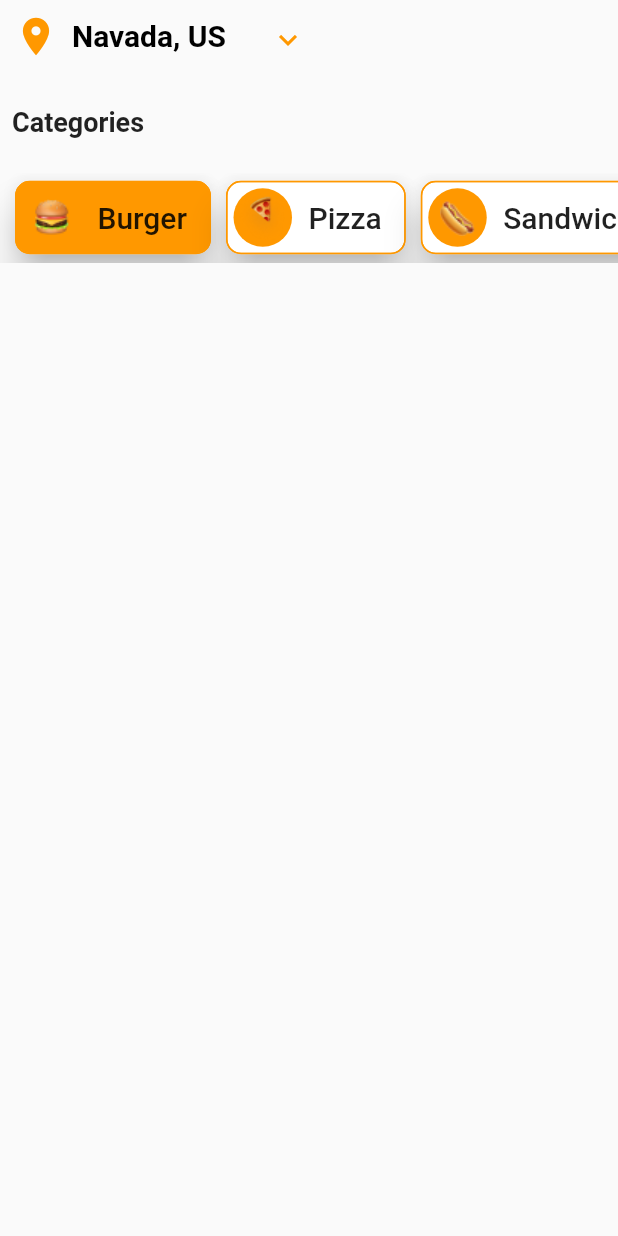
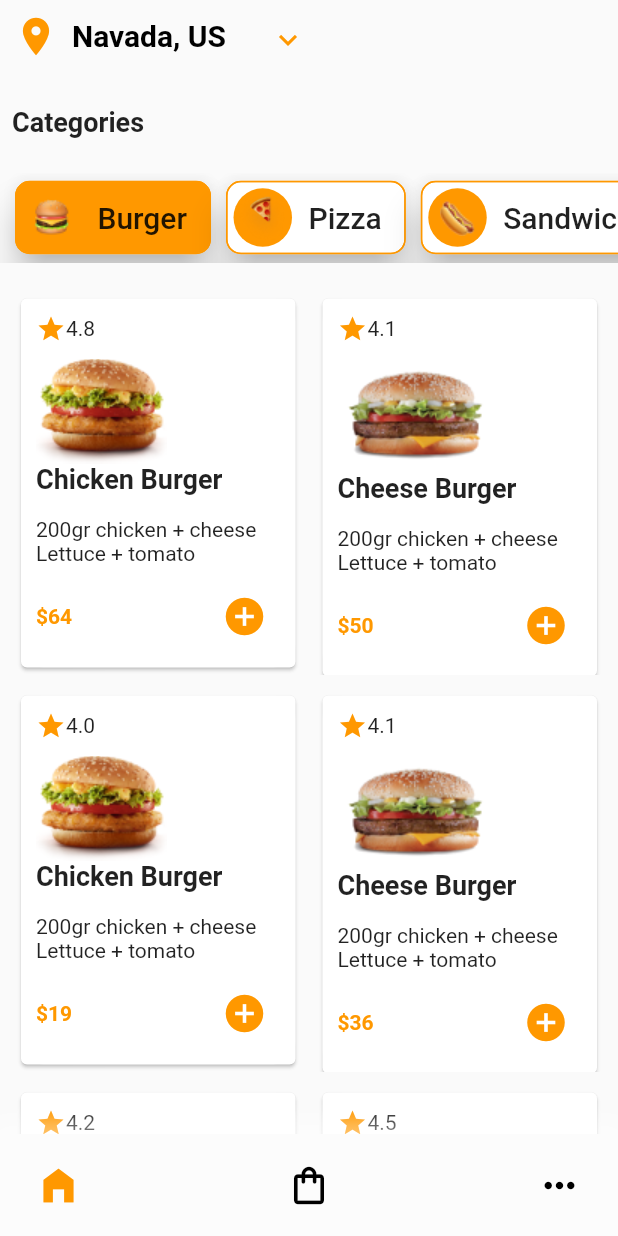
Before and after one commit to ChanduGangola06/food_delivery, a Flutter app: the screen it shows after launch, on a phone screen of 412 x 824 dp. Run offline on Flutter 3.47's test engine with Material 2 defaults, Android fonts, the phone set to English and light mode, and no system bars.

Commit message:
Home Page completed

```diff
--- /dev/null
+++ b/lib/components/custom_bar.dart
@@ -0,0 +1,63 @@
+import 'package:flutter/material.dart';
+import 'package:food_delivery/components/enum.dart';
+
+class CustomBottomBar extends StatelessWidget {
+  const CustomBottomBar({
+    Key? key,
+    required this.selectMenu,
+  }) : super(key: key);
+
+  final MenuState selectMenu;
+
+  @override
+  Widget build(BuildContext context) {
+    return Container(
+      padding: const EdgeInsets.symmetric(horizontal: 15.0, vertical: 10),
+      decoration: BoxDecoration(
+          borderRadius: const BorderRadius.only(
+            topLeft: Radius.circular(15.0),
+            topRight: Radius.circular(15.0),
+          ),
+          boxShadow: [
+            BoxShadow(
+              color: Colors.white.withOpacity(0.4),
+              blurRadius: 10,
+              spreadRadius: 10.0,
+            )
+          ]),
+      child: Row(
+        mainAxisAlignment: MainAxisAlignment.spaceBetween,
+        children: [
+          IconButton(
+            onPressed: () {},
+            icon: Icon(
+              Icons.home_filled,
+              color:
+                  MenuState.home == selectMenu ? Colors.orange : Colors.white,
+              size: 30,
+            ),
+          ),
+          IconButton(
+            onPressed: () {},
+            icon: Icon(
+              Icons.shopping_bag_outlined,
+              color:
+                  MenuState.cart == selectMenu ? Colors.orange : Colors.black,
+              size: 30,
+            ),
+          ),
+          IconButton(
+            onPressed: () {},
+            icon: Icon(
+              Icons.more_horiz_outlined,
+              color: MenuState.profile == selectMenu
+                  ? Colors.orange
+                  : Colors.black,
+              size: 30.0,
+            ),
+          ),
+        ],
+      ),
+    );
+  }
+}
--- /dev/null
+++ b/lib/components/detail_screen.dart
@@ -0,0 +1,10 @@
+import 'package:flutter/material.dart';
+
+class DetailScreen extends StatelessWidget {
+  const DetailScreen({Key? key}) : super(key: key);
+
+  @override
+  Widget build(BuildContext context) {
+    return Container();
+  }
+}
--- /dev/null
+++ b/lib/components/enum.dart
@@ -0,0 +1 @@
+enum MenuState { home, cart, profile }
--- /dev/null
+++ b/lib/components/food_product.dart
@@ -0,0 +1,113 @@
+import 'package:flutter/material.dart';
+import 'package:food_delivery/components/detail_screen.dart';
+import 'package:food_delivery/models/food_model.dart';
+
+class FoodCard extends StatelessWidget {
+  const FoodCard({
+    Key? key,
+  }) : super(key: key);
+
+  @override
+  Widget build(BuildContext context) {
+    return Padding(
+      padding: const EdgeInsets.all(10.0),
+      child: GridView.builder(
+          shrinkWrap: true,
+          physics: ScrollPhysics(),
+          itemCount: foodProducts.length,
+          gridDelegate: const SliverGridDelegateWithFixedCrossAxisCount(
+            crossAxisCount: 2,
+            childAspectRatio: 0.75,
+            mainAxisSpacing: 10.0,
+            crossAxisSpacing: 10.0,
+          ),
+          itemBuilder: (context, index) => FoodProduct(
+                press: () {
+                  Navigator.push(context,
+                      MaterialPageRoute(builder: (context) => DetailScreen()));
+                },
+                product: foodProducts[index],
+              )),
+    );
+  }
+}
+
+class FoodProduct extends StatelessWidget {
+  const FoodProduct({
+    Key? key,
+    required this.product,
+    required this.press,
+  }) : super(key: key);
+  final Product product;
+  final VoidCallback press;
+  @override
+  Widget build(BuildContext context) {
+    return SingleChildScrollView(
+      child: InkWell(
+        onTap: press,
+        child: Card(
+          child: Container(
+            padding: const EdgeInsets.all(10.0),
+            decoration: BoxDecoration(
+              color: Colors.white60.withOpacity(0.3),
+              borderRadius: BorderRadius.circular(15.0),
+            ),
+            child: Column(
+              crossAxisAlignment: CrossAxisAlignment.start,
+              children: [
+                Row(
+                  children: [
+                    const Icon(
+                      Icons.star,
+                      color: Colors.orange,
+                      size: 20,
+                    ),
+                    Text(
+                      "${product.rating}",
+                      style: const TextStyle(
+                        fontSize: 14,
+                      ),
+                    ),
+                  ],
+                ),
+                const SizedBox(height: 10.0),
+                Image.asset(product.image),
+                Text(
+                  product.title,
+                  style: const TextStyle(
+                      fontSize: 18, fontWeight: FontWeight.bold),
+                ),
+                const SizedBox(height: 15.0),
+                Text(product.description),
+                const SizedBox(height: 10.0),
+                Row(
+                  children: [
+                    Text(
+                      "\$${product.price}",
+                      style: const TextStyle(
+                          color: Colors.orange,
+                          fontSize: 14,
+                          fontWeight: FontWeight.bold),
+                    ),
+                    const Spacer(),
+                    const SizedBox(
+                      height: 10.0,
+                    ),
+                    IconButton(
+                      onPressed: () {},
+                      icon: const Icon(
+                        Icons.add_circle,
+                        color: Colors.orange,
+                        size: 30.0,
+                      ),
+                    ),
+                  ],
+                ),
+              ],
+            ),
+          ),
+        ),
+      ),
+    );
+  }
+}
--- a/lib/main.dart
+++ b/lib/main.dart
@@ -13,6 +13,7 @@ class MyApp extends StatelessWidget {
   Widget build(BuildContext context) {
     return MaterialApp(
       title: 'Flutter Demo',
+
       theme: ThemeData(
         primarySwatch: Colors.blue,
       ),
--- a/lib/models/food_model.dart
+++ b/lib/models/food_model.dart
@@ -18,52 +18,52 @@ class Product {
 List<Product> foodProducts = [
   Product(
     id: 1,
-    image: "assets/images/chicken-burger.png",
+    image: "assets/images/burger-1.png",
     title: "Chicken Burger",
-    price: 22,
+    price: 64,
     description: description,
     rating: 4.8,
   ),
   Product(
     id: 2,
-    image: "assets/images/chese-burger.png",
-    title: "Cheses Burger",
-    price: 25,
+    image: "assets/images/burger-2.png",
+    title: "Cheese Burger",
+    price: 50,
     description: description,
-    rating: 4.8,
+    rating: 4.1,
   ),
   Product(
     id: 3,
-    image: "assets/images/chese-burger.png",
-    title: "Cheses Burger",
-    price: 25,
+    image: "assets/images/burger-1.png",
+    title: "Chicken Burger",
+    price: 19,
     description: description,
-    rating: 4.8,
+    rating: 4.0,
   ),
   Product(
     id: 4,
-    image: "assets/images/chicken-burger.png",
-    title: "Chicken Burger",
-    price: 22,
+    image: "assets/images/burger-2.png",
+    title: "Cheese Burger",
+    price: 36,
     description: description,
-    rating: 4.8,
+    rating: 4.1,
   ),
   Product(
     id: 5,
-    image: "assets/images/chicken-burger.png",
+    image: "assets/images/burger-1.png",
     title: "Chicken Burger",
-    price: 22,
+    price: 15,
     description: description,
-    rating: 4.8,
+    rating: 4.2,
   ),
   Product(
     id: 6,
-    image: "assets/images/chese-burger.png",
-    title: "Cheses Burger",
-    price: 25,
+    image: "assets/images/burger-2.png",
+    title: "Cheese Burger",
+    price: 20,
     description: description,
-    rating: 4.8,
+    rating: 4.5,
   ),
 ];
 
-const String description = "200 gr chicken + cheese Lettuce + tomato";
+const String description = "200gr chicken + cheese Lettuce + tomato";
--- a/lib/screens/home_screen.dart
+++ b/lib/screens/home_screen.dart
@@ -1,7 +1,9 @@
 import 'package:flutter/material.dart';
 import 'package:food_delivery/components/category_list.dart';
 import 'package:food_delivery/components/custom_app_bar.dart';
-import 'package:food_delivery/models/food_model.dart';
+import 'package:food_delivery/components/custom_bar.dart';
+import 'package:food_delivery/components/enum.dart';
+import 'package:food_delivery/components/food_product.dart';
 
 class HomeScreen extends StatelessWidget {
   const HomeScreen({Key? key}) : super(key: key);
@@ -9,6 +11,9 @@ class HomeScreen extends StatelessWidget {
   @override
   Widget build(BuildContext context) {
     return Scaffold(
+      bottomNavigationBar: const CustomBottomBar(
+        selectMenu: MenuState.home,
+      ),
       body: SafeArea(
         child: ListView(
           children: [
@@ -47,30 +52,11 @@ class HomeScreen extends StatelessWidget {
                     image: Image.asset("assets/images/🌭.png"),
                     color: Colors.white,
                   ),
-                  Container(
-                    padding: const EdgeInsets.all(10.0),
-                    decoration: BoxDecoration(
-                      borderRadius: BorderRadius.circular(10),
-                    ),
-                    child: Column(
-                      children: [
-                        Image.asset(foodProducts[1].image),
-                        Text(
-                          foodProducts[1].title,
-                          style: const TextStyle(
-                              fontSize: 18, fontWeight: FontWeight.bold),
-                        ),
-                        Row(
-                          children: [
-                            Text(foodProducts[1].title),
-                          ],
-                        )
-                      ],
-                    ),
-                  ),
                 ],
               ),
             ),
+            const SizedBox(height: 10),
+            const FoodCard(),
           ],
         ),
       ),
```
Also changed, not shown: assets/images/chese-burger.png (deleted), assets/images/chicken-burger.png (deleted).
